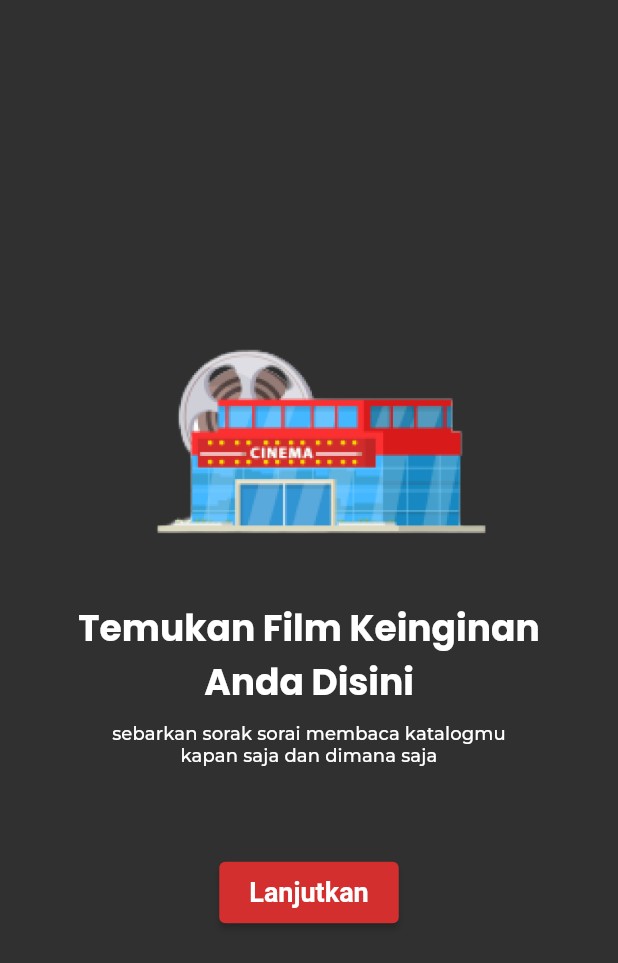
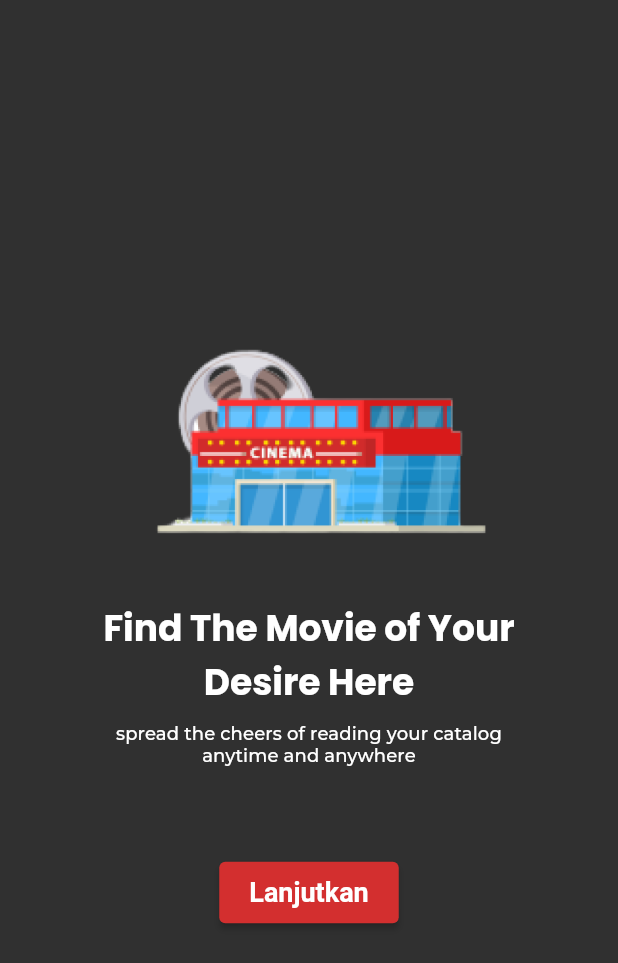
Before and after one commit to TediHidayat07/Catalog-Movie-App, a Flutter app: the screen it shows after launch, on a phone screen of 412 x 824 dp. Shown: the top 963 px of the screen. Run offline on Flutter 3.47's test engine with Material 2 defaults, Android fonts, the phone set to English and light mode, and no system bars; our stand-ins replace convex_bottom_bar, equatable, google_fonts.

Commit message:
modified intro

```diff
--- a/lib/pages/intro_one.dart
+++ b/lib/pages/intro_one.dart
@@ -16,21 +16,21 @@ class IntroOne extends StatelessWidget {
               Image.asset('images/Onboarding 1.png', width: 250, height: 180),
               const SizedBox(height: 16.0),
               Text(
-                'Temukan Film Keinginan',
+                'Find The Movie of Your',
                 style: Theme.of(context).textTheme.titleLarge,
               ),
               Text(
-                'Anda Disini',
+                'Desire Here',
                 style: Theme.of(context).textTheme.titleLarge,
               ),
               const SizedBox(height: 8.0),
               Text(
-                'sebarkan sorak sorai membaca katalogmu',
+                'spread the cheers of reading your catalog',
                 textAlign: TextAlign.center,
                 style: Theme.of(context).textTheme.titleSmall,
               ),
               Text(
-                'kapan saja dan dimana saja',
+                'anytime and anywhere',
                 textAlign: TextAlign.center,
                 style: Theme.of(context).textTheme.titleSmall,
               ),
--- a/lib/pages/intro_two.dart
+++ b/lib/pages/intro_two.dart
@@ -21,18 +21,13 @@ class _IntroTwoState extends State<IntroTwo> {
               Image.asset('images/Onboarding 2.png', width: 250, height: 180),
               const SizedBox(height: 16),
               Text(
-                'Tempat Persinggahan',
-                textAlign: TextAlign.center,
-                style: Theme.of(context).textTheme.titleLarge,
-              ),
-              Text(
-                'Untuk Anda',
+                'A Stopover For You',
                 textAlign: TextAlign.center,
                 style: Theme.of(context).textTheme.titleLarge,
               ),
               const SizedBox(height: 12.0),
               Text(
-                'karena film dan rebahan dalah perpaduan yang sempurna',
+                'Because film and lying down are the perfect blend',
                 textAlign: TextAlign.center,
                 style: Theme.of(context).textTheme.titleSmall,
               ),
--- a/lib/services/api_services.dart
+++ b/lib/services/api_services.dart
@@ -1,5 +1,4 @@
 import 'dart:convert';
-
 import 'package:catalog_movie_app/models/movie_response.dart';
 import 'package:http/http.dart' as http;
 
```
